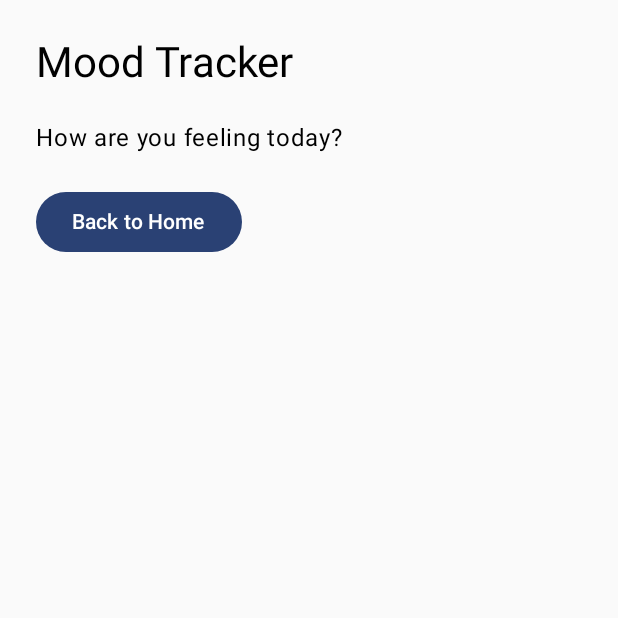
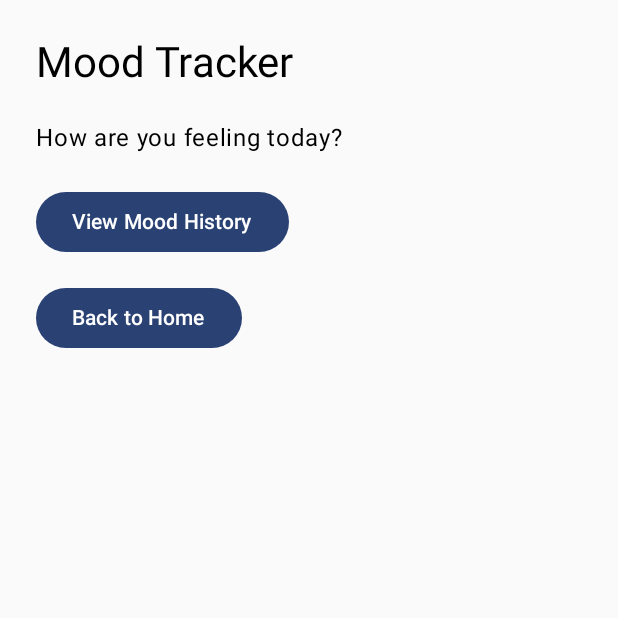
Before and after one commit to Raiyan-Farhaz/TUSMindSpace, an Android app built with Jetpack Compose: the MoodScreen screen opened through its navigation route, on a phone screen of 412 x 824 dp, the top half of it. Run offline under Robolectric (Android 15) with nearby library versions, the phone set to English and light mode, and no system bars.

Commit message:
Updated Navigation for the new screens

```diff
--- a/app/src/main/java/com/example/tusmindspace/MainActivity.kt
+++ b/app/src/main/java/com/example/tusmindspace/MainActivity.kt
@@ -18,9 +18,12 @@ import com.example.tusmindspace.screens.JournalScreen
 import com.example.tusmindspace.screens.MeditationScreen
 import com.example.tusmindspace.screens.WellbeingResourcesScreen
 
-// Import our app theme
+// NEW: Import history screens
+import com.example.tusmindspace.screens.MoodHistoryScreen
+import com.example.tusmindspace.screens.MeditationHistoryScreen
+
+// App theme
 import com.example.tusmindspace.ui.theme.TUSMindSpaceTheme
-
 
 class MainActivity : ComponentActivity() {
 
@@ -36,15 +39,14 @@ class MainActivity : ComponentActivity() {
     }
 }
 
-
 // This function manages navigation between screens
 @Composable
 fun TUSMindSpaceApp() {
 
-    // Create a navigation controller
+    // Create navigation controller
     val navController = rememberNavController()
 
-    // Define all the screens and their routes
+    // Define all screens and their routes
     NavHost(
         navController = navController,
         startDestination = "home"
@@ -73,6 +75,20 @@ fun TUSMindSpaceApp() {
             MoodScreen(
                 onBackClick = {
                     navController.popBackStack()
+                },
+                onHistoryClick = {
+                    // NEW: Open Mood History
+                    navController.navigate("mood_history")
+                }
+            )
+        }
+
+        // NEW: Mood History screen
+        composable("mood_history") {
+            MoodHistoryScreen(
+                onBackClick = {
+                    // Go back to Mood Tracker
+                    navController.popBackStack()
                 }
             )
         }
@@ -91,6 +107,20 @@ fun TUSMindSpaceApp() {
             MeditationScreen(
                 onBackClick = {
                     navController.popBackStack()
+                },
+                onHistoryClick = {
+                    // NEW: Open Meditation History
+                    navController.navigate("meditation_history")
+                }
+            )
+        }
+
+        // NEW: Meditation History screen
+        composable("meditation_history") {
+            MeditationHistoryScreen(
+                onBackClick = {
+                    // Go back to Guided Meditation
+                    navController.popBackStack()
                 }
             )
         }
--- a/app/src/main/java/com/example/tusmindspace/screens/MoodScreen.kt
+++ b/app/src/main/java/com/example/tusmindspace/screens/MoodScreen.kt
@@ -9,12 +9,12 @@ import androidx.compose.ui.unit.dp
 
 // This function creates the Mood Tracker screen
 @Composable
-fun MoodScreen(onBackClick: () -> Unit) {
+fun MoodScreen(
+    onBackClick: () -> Unit,
+    onHistoryClick: () -> Unit // NEW: Opens Mood History
+) {
 
-    // Arrange everything vertically
-    Column(
-        modifier = Modifier.padding(24.dp)
-    ) {
+    Column(modifier = Modifier.padding(24.dp)) {
 
         // Screen heading
         Text(
@@ -22,15 +22,20 @@ fun MoodScreen(onBackClick: () -> Unit) {
             style = MaterialTheme.typography.headlineMedium
         )
 
-        // Add space
         Spacer(modifier = Modifier.height(20.dp))
 
-        // Description
         Text("How are you feeling today?")
 
         Spacer(modifier = Modifier.height(20.dp))
 
-        // Back button
+        // NEW: Button to open Mood History
+        Button(onClick = onHistoryClick) {
+            Text("View Mood History")
+        }
+
+        Spacer(modifier = Modifier.height(16.dp))
+
+        // Existing Back button
         Button(onClick = onBackClick) {
             Text("Back to Home")
         }
```
Also changed, not shown: app/src/main/java/com/example/tusmindspace/screens/MeditationHistoryScreen.kt (+33 -0 lines), app/src/main/java/com/example/tusmindspace/screens/MeditationScreen.kt (+14 -8 lines), app/src/main/java/com/example/tusmindspace/screens/MoodHistoryScreen.kt (+33 -0 lines).
